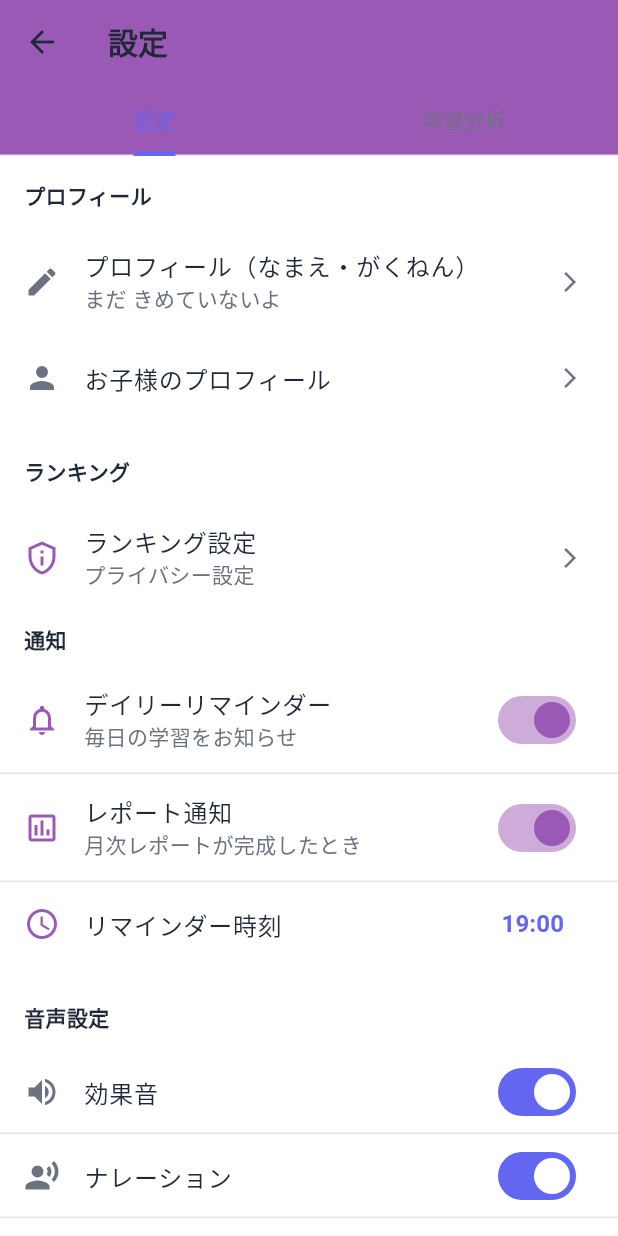
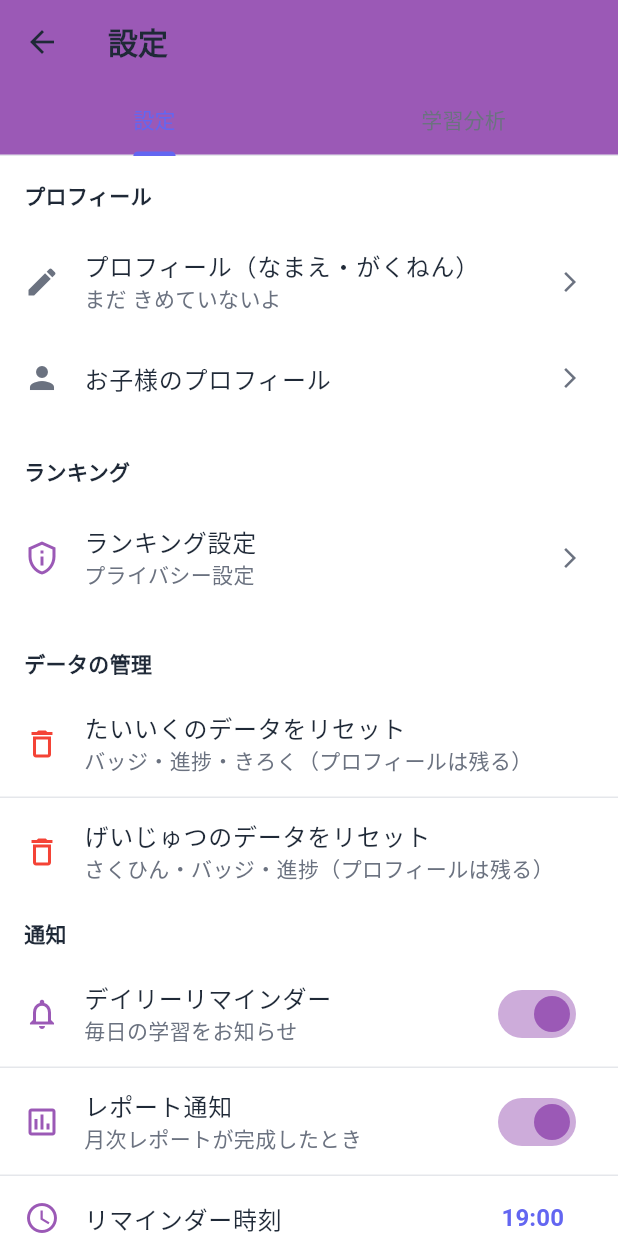
Before and after one commit to zka32101/shougaku-kore-shinshin, a Flutter app: the SettingsScreen screen opened directly, on a phone screen of 412 x 824 dp. Run offline on Flutter 3.47's test engine with Material 3 defaults, Android fonts, the phone set to English and light mode, and no system bars; our stand-ins replace audioplayers, cloud_firestore, confetti, dio, firebase_analytics, firebase_auth and 11 more; missing offline and left inert: cross_promo_kit, purchases_flutter, shared_core; accounts and stored records are empty; generated files the repository leaves out were written again; network calls fail; Roboto replaces fonts that are missing (BIZUDPGothic); statements that could not run were skipped.

Commit message:
feat(settings): たいいく/げいじゅつの学習データだけをリセットできるようにする (#87)
- ModuleDataReset: 体育(taiku_*等)・芸術(プロフィール別の記録)のキーだけを消す。プロフィール・学年・どうとくの記録・アプリ全体の設定は消さない
- 設定に「データの管理」セクションを追加(確認ダイアログつき)。リセット後に関連プロバイダーを更新
- 判定ロジックのテストを追加


Claude-Session: https://claude.ai/code/session_01QZR72jBWPva8j6wTBk59Z6

Co-authored-by: Claude <noreply@anthropic.com>

```diff
--- /dev/null
+++ b/lib/screens/settings/module_data_reset_section.dart
@@ -0,0 +1,123 @@
+import 'package:flutter/material.dart';
+import 'package:flutter_riverpod/flutter_riverpod.dart';
+import 'package:shared_preferences/shared_preferences.dart';
+import '../../features/geijutsu/providers/app_providers.dart' as gj;
+import '../../features/taiku/providers/album_provider.dart';
+import '../../features/taiku/providers/composition_provider.dart' as tk;
+import '../../features/taiku/providers/disaster_provider.dart';
+import '../../features/taiku/providers/home_ec_progress_provider.dart';
+import '../../features/taiku/providers/mistake_note_provider.dart';
+import '../../features/taiku/providers/parent_diary_provider.dart';
+import '../../features/taiku/providers/sibling_quest_provider.dart';
+import '../../features/taiku/providers/taiku_providers.dart';
+import '../../services/module_data_reset.dart';
+
+/// 設定：たいいく／げいじゅつの学習データだけを消す（アプリ全体のデータは消えない）
+class ModuleDataResetSection extends ConsumerWidget {
+  const ModuleDataResetSection({super.key});
+
+  Future<void> _confirmAndReset(
+    BuildContext context,
+    WidgetRef ref, {
+    required String name,
+    required Future<int> Function(SharedPreferences) reset,
+    required void Function() refresh,
+  }) async {
+    final ok = await showDialog<bool>(
+      context: context,
+      builder: (dctx) => AlertDialog(
+        title: Text('$nameのデータをリセットしますか？'),
+        content: Text(
+          '$nameのバッジ・進捗・きろくが消えます。この操作は取り消せません。\n\n'
+          'プロフィール・学年・どうとくの記録・ほかの設定は消えません。',
+        ),
+        actions: [
+          TextButton(
+            onPressed: () => Navigator.of(dctx).pop(false),
+            child: const Text('キャンセル'),
+          ),
+          ElevatedButton(
+            style: ElevatedButton.styleFrom(backgroundColor: Colors.red),
+            onPressed: () => Navigator.of(dctx).pop(true),
+            child: const Text('リセット', style: TextStyle(color: Colors.white)),
+          ),
+        ],
+      ),
+    );
+    if (ok != true) return;
+    final prefs = await SharedPreferences.getInstance();
+    await reset(prefs);
+    refresh();
+    if (context.mounted) {
+      ScaffoldMessenger.of(context).showSnackBar(
+        SnackBar(content: Text('$nameのデータをリセットしました')),
+      );
+    }
+  }
+
+  @override
+  Widget build(BuildContext context, WidgetRef ref) {
+    return Column(
+      crossAxisAlignment: CrossAxisAlignment.start,
+      children: [
+        const SizedBox(height: 24),
+        const Padding(
+          padding: EdgeInsets.symmetric(horizontal: 16),
+          child: Text(
+            'データの管理',
+            style: TextStyle(fontSize: 14, fontWeight: FontWeight.bold),
+          ),
+        ),
+        const SizedBox(height: 8),
+        ListTile(
+          key: const Key('reset_taiku_data'),
+          leading: const Icon(Icons.delete_outline, color: Colors.red),
+          title: const Text('たいいくのデータをリセット'),
+          subtitle: const Text('バッジ・進捗・きろく（プロフィールは残る）'),
+          onTap: () => _confirmAndReset(
+            context,
+            ref,
+            name: 'たいいく',
+            reset: ModuleDataReset.resetTaiku,
+            refresh: () {
+              ref.invalidate(taikuProgressProvider);
+              ref.invalidate(acquiredBadgesProvider);
+              ref.invalidate(parentThemeProvider);
+              ref.invalidate(streakProvider);
+              ref.invalidate(activityCountProvider);
+              ref.invalidate(albumProvider);
+              ref.invalidate(mistakeNoteProvider);
+              ref.invalidate(parentDiaryProvider);
+              ref.invalidate(siblingQuestProvider);
+              ref.invalidate(disasterMissionProvider);
+              ref.invalidate(tk.compositionProvider);
+              ref.invalidate(homeEcProgressProvider);
+            },
+          ),
+        ),
+        const Divider(height: 0),
+        ListTile(
+          key: const Key('reset_geijutsu_data'),
+          leading: const Icon(Icons.delete_outline, color: Colors.red),
+          title: const Text('げいじゅつのデータをリセット'),
+          subtitle: const Text('さくひん・バッジ・進捗（プロフィールは残る）'),
+          onTap: () => _confirmAndReset(
+            context,
+            ref,
+            name: 'げいじゅつ',
+            reset: ModuleDataReset.resetGeijutsu,
+            refresh: () {
+              ref.invalidate(gj.settingsProvider);
+              ref.invalidate(gj.colorProfileProvider);
+              ref.invalidate(gj.musicProfileProvider);
+              ref.invalidate(gj.artworkProvider);
+              ref.invalidate(gj.compositionProvider);
+              ref.invalidate(gj.homeChallengeProvider);
+              ref.invalidate(gj.badgeProvider);
+            },
+          ),
+        ),
+      ],
+    );
+  }
+}
--- a/lib/screens/settings/settings_screen.dart
+++ b/lib/screens/settings/settings_screen.dart
@@ -13,6 +13,7 @@ import '../../widgets/profile_edit_dialog.dart';
 import '../../providers/user_profile_provider.dart';
 import '../ranking/ranking_settings_screen.dart';
 import 'help_screen.dart';
+import 'module_data_reset_section.dart';
 import 'privacy_policy_screen.dart';
 
 class SettingsScreen extends ConsumerStatefulWidget {
@@ -147,6 +148,9 @@ class _SettingsScreenState extends ConsumerState<SettingsScreen> with TickerProv
               );
             },
           ),
+
+          // ─── たいいく／げいじゅつのデータ管理 ───
+          const ModuleDataResetSection(),
 
           // ─── 通知設定セクション ───
           const SizedBox(height: 8),
--- /dev/null
+++ b/lib/services/module_data_reset.dart
@@ -0,0 +1,78 @@
+import 'package:shared_preferences/shared_preferences.dart';
+
+/// 体育・芸術モジュールの学習データ（バッジ・進捗・記録など）だけを消す。
+///
+/// 端末の設定を丸ごと消す `SharedPreferences.clear()` とは違い、アプリ全体のプロフィール・
+/// 学年・通知設定・どうとくの記録などには触れない。プロフィール（なまえ等）も残す。
+class ModuleDataReset {
+  ModuleDataReset._();
+
+  /// 体育：消さないキー（プロフィール・初回案内の済み表示）
+  static const _taikuKeep = <String>{
+    'taiku_child_profiles',
+    'taiku_current_profile_id',
+    'taiku_onboarded',
+  };
+
+  /// 体育：`taiku_` で始まらないが、体育が使うキー
+  static const _taikuOtherKeys = <String>{
+    'composition_cache',
+    'pending_photo_memory',
+  };
+
+  /// 体育：前置きで始まるキー（家庭科の進捗、クイズの進捗とバッジの判定用データ）
+  static const _taikuOtherPrefixes = <String>[
+    'HomeEcTopic.',
+    'literacy_progress_taiku_',
+  ];
+
+  /// 芸術：プロフィールごとの記録（キーそのもの、または `<プロフィールID>_` が前に付く）
+  static const _geijutsuNames = <String>{
+    'colorProfile',
+    'musicProfile',
+    'artworks',
+    'compositions',
+    'homeChallenges',
+    'badges',
+    'currentArtMonth',
+    'currentMusicStage',
+    'currentHomeMonth',
+  };
+
+  static bool isTaikuDataKey(String key) {
+    if (_taikuKeep.contains(key)) return false;
+    return key.startsWith('taiku_') ||
+        _taikuOtherKeys.contains(key) ||
+        _taikuOtherPrefixes.any(key.startsWith);
+  }
+
+  static bool isGeijutsuDataKey(String key) {
+    // 体育のキー（taiku_badges など）は芸術のものではない
+    if (key.startsWith('taiku_')) return false;
+    if (_geijutsuNames.contains(key)) return true;
+    for (final name in _geijutsuNames) {
+      if (key.endsWith('_$name')) return true;
+    }
+    // 家庭科の進捗: <プロフィールID>_topic_<トピックID>_<活動ID>
+    return key.contains('_topic_');
+  }
+
+  /// 体育のデータを消し、消したキーの数を返す。
+  static Future<int> resetTaiku(SharedPreferences prefs) =>
+      _remove(prefs, isTaikuDataKey);
+
+  /// 芸術のデータを消し、消したキーの数を返す。
+  static Future<int> resetGeijutsu(SharedPreferences prefs) =>
+      _remove(prefs, isGeijutsuDataKey);
+
+  static Future<int> _remove(
+    SharedPreferences prefs,
+    bool Function(String) test,
+  ) async {
+    var n = 0;
+    for (final key in prefs.getKeys().where(test).toList()) {
+      if (await prefs.remove(key)) n++;
+    }
+    return n;
+  }
+}
```
Also changed, not shown: 1 other file.
